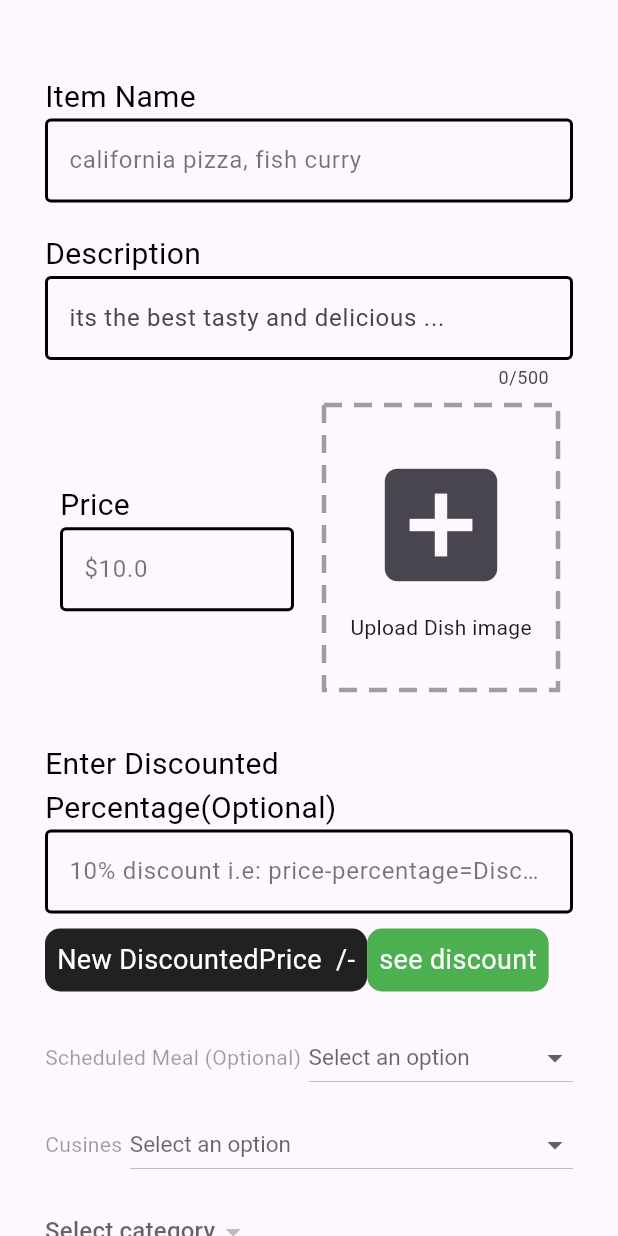
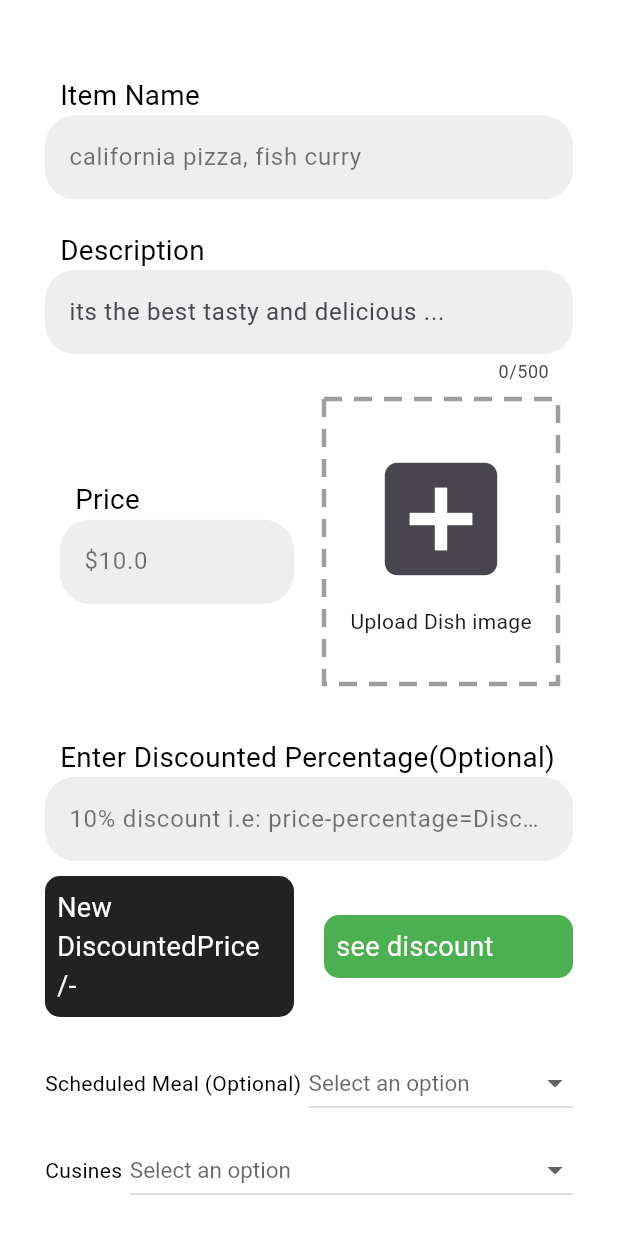
Before and after one commit to FahadKhan356/Spicy-Eats, a Flutter app: the AddItemScreen screen opened directly, on a phone screen of 412 x 824 dp. Run offline on Flutter 3.47's test engine with Material 3 defaults, Android fonts, the phone set to English and light mode, and no system bars; drawn by our look-alikes of dotted_border; our stand-ins replace flutter_map, flutter_otp_text_field, flutter_riverpod, geocoding, geolocator, google_fonts and 3 more; accounts and stored records are empty; network calls fail.

Commit message:
designed AddItemscreen

```diff
--- a/lib/Register shop/widgets/customTextfield.dart
+++ b/lib/Register shop/widgets/customTextfield.dart
@@ -1,3 +1,4 @@
+import 'package:flutter/cupertino.dart';
 import 'package:flutter/material.dart';
 import 'package:flutter/widgets.dart';
 
@@ -19,22 +20,32 @@ class CustomTextfield extends StatelessWidget {
 
   @override
   Widget build(BuildContext context) {
+    var size = MediaQuery.of(context).size;
     return Column(
       crossAxisAlignment: CrossAxisAlignment.start,
       children: [
-        Text(
-          title,
-          style: const TextStyle(fontSize: 20, color: Colors.black),
+        Padding(
+          padding: EdgeInsets.symmetric(horizontal: 10),
+          child: Text(
+            title,
+            style: TextStyle(fontSize: size.width * 0.045, color: Colors.black),
+          ),
         ),
         TextFormField(
           validator: onvalidator,
           onChanged: onchanged,
           controller: controller,
           decoration: InputDecoration(
-              enabledBorder: const OutlineInputBorder(
-                  borderSide: BorderSide(width: 2, color: Colors.black)),
-              focusedBorder: const OutlineInputBorder(
-                  borderSide: BorderSide(width: 2, color: Colors.black)),
+              filled: true,
+              fillColor: Colors.grey[200],
+              enabledBorder: OutlineInputBorder(
+                borderSide: BorderSide.none,
+                borderRadius: BorderRadius.circular(20),
+              ),
+              focusedBorder: OutlineInputBorder(
+                borderSide: const BorderSide(width: 1, color: Colors.black),
+                borderRadius: BorderRadius.circular(20),
+              ),
               // hintText: '\$20.0',
               hintText: hintext,
               hintStyle: const TextStyle(color: Colors.black54),
--- a/lib/features/dashboard/DrawerScreens/Menu/SubScreens/AddItemScreen.dart
+++ b/lib/features/dashboard/DrawerScreens/Menu/SubScreens/AddItemScreen.dart
@@ -1,6 +1,7 @@
 import 'dart:io';
 
 import 'package:dotted_border/dotted_border.dart';
+import 'package:flutter/cupertino.dart';
 import 'package:flutter/material.dart';
 import 'package:flutter/widgets.dart';
 import 'package:flutter_riverpod/flutter_riverpod.dart';
@@ -63,6 +64,7 @@ class _AddItemScreenState extends ConsumerState<AddItemScreen> {
   @override
   Widget build(BuildContext context) {
     var size = MediaQuery.of(context).size;
+    var selectedCategoryId = ref.watch(selectedCategoryIdProvider);
     final dashboardController = ref.read(dashboardControllerProvider);
     final isError = ref.watch(isErrorProvider);
     final GlobalKey<FormState> _form = GlobalKey<FormState>();
@@ -133,6 +135,7 @@ class _AddItemScreenState extends ConsumerState<AddItemScreen> {
     final cusinesvalue = ref.watch(cusinesProvider);
 
     return Scaffold(
+      backgroundColor: Colors.white,
       body: SingleChildScrollView(
         child: Padding(
           padding: const EdgeInsets.all(30.0),
@@ -156,16 +159,22 @@ class _AddItemScreenState extends ConsumerState<AddItemScreen> {
                   onchanged: (value) {},
                   controller: nameController,
                   hintext: 'california pizza, fish curry',
-                    title: 'Item Name'),
+                  title: 'Item Name',
+                ),
+
                 const SizedBox(
                   height: 20,
                 ),
                 Column(
                   crossAxisAlignment: CrossAxisAlignment.start,
                   children: [
-                    const Text(
+                    Padding(
+                      padding: const EdgeInsets.symmetric(horizontal: 10),
+                      child: Text(
                         'Description',
-                      style: TextStyle(fontSize: 20, color: Colors.black),
+                        style: TextStyle(
+                            color: Colors.black, fontSize: size.width * 0.045),
+                      ),
                     ),
                     TextFormField(
                       validator: (value) {
@@ -203,15 +212,18 @@ class _AddItemScreenState extends ConsumerState<AddItemScreen> {
                       textInputAction: TextInputAction.newline,
                       maxLength: 500,
                       controller: descriptionController,
-                      decoration: const InputDecoration(
+                      decoration: InputDecoration(
+                          filled: true,
+                          fillColor: Colors.grey[200],
                           enabledBorder: OutlineInputBorder(
+                            borderSide: BorderSide.none,
+                            borderRadius: BorderRadius.circular(20),
+                          ),
+                          focusedBorder: const OutlineInputBorder(
                               borderSide:
-                                  BorderSide(width: 2, color: Colors.black)),
-                          focusedBorder: OutlineInputBorder(
-                              borderSide:
-                                  BorderSide(width: 2, color: Colors.black)),
+                                  BorderSide(width: 1, color: Colors.black)),
                           hintText: 'its the best tasty and delicious ...',
-                          border: OutlineInputBorder(
+                          border: const OutlineInputBorder(
                               borderSide:
                                   BorderSide(width: 1, color: Colors.black))),
                     ),
@@ -387,7 +399,8 @@ class _AddItemScreenState extends ConsumerState<AddItemScreen> {
                     ),
                     Row(
                       children: [
-                        Container(
+                        Expanded(
+                          child: Container(
                             padding: const EdgeInsets.all(8.0),
                             decoration: BoxDecoration(
                               borderRadius: BorderRadius.circular(10),
@@ -401,7 +414,12 @@ class _AddItemScreenState extends ConsumerState<AddItemScreen> {
                                   color: Colors.white, fontSize: 18),
                             ),
                           ),
-                        GestureDetector(
+                        ),
+                        const SizedBox(
+                          width: 20,
+                        ),
+                        Expanded(
+                          child: GestureDetector(
                             onTap: () {
                               // if (!_form.currentState!.validate()) {
                               //   validactualprice(discountController.text,
@@ -420,8 +438,9 @@ class _AddItemScreenState extends ConsumerState<AddItemScreen> {
                                   color: Colors.green),
                               child: const Text(
                                 'see discount',
-                              style:
-                                  TextStyle(color: Colors.white, fontSize: 18),
+                                style: TextStyle(
+                                    color: Colors.white, fontSize: 18),
+                              ),
                             ),
                           ),
                         ),
@@ -437,7 +456,7 @@ class _AddItemScreenState extends ConsumerState<AddItemScreen> {
                         children: [
                           const Text(
                             'Scheduled Meal (Optional)',
-                            style: TextStyle(color: Colors.black38),
+                            style: TextStyle(color: Colors.black),
                           ),
                           const SizedBox(
                             width: 5,
@@ -480,7 +499,7 @@ class _AddItemScreenState extends ConsumerState<AddItemScreen> {
                         children: [
                           const Text(
                             'Cusines',
-                            style: TextStyle(color: Colors.black38),
+                            style: TextStyle(color: Colors.black),
                           ),
                           const SizedBox(
                             width: 5,
@@ -519,24 +538,45 @@ class _AddItemScreenState extends ConsumerState<AddItemScreen> {
                     const SizedBox(
                       height: 10,
                     ),
-                    DropdownButton<String?>(
+
+                    Row(
+                      children: [
+                        const Text(
+                          'Select Section/Category',
+                          style: TextStyle(color: Colors.black),
+                        ),
+                        const SizedBox(
+                          width: 10,
+                        ),
+                        Expanded(
+                          child: DropdownButton<String?>(
                             value: categoriesList?.isNotEmpty == true
-                          ? ref.read(selectedCategoryIdProvider)
+                                ? selectedCategoryId
                                 : null, // Set value only if there are items in the list
-                      hint: const Text('Select category'),
+                            hint: Text('Featured items...'),
+                            isExpanded: true,
+                            style: const TextStyle(
+                                fontSize: 15, color: Colors.black),
                             menuMaxHeight: 300,
                             onChanged: (value) {
                               // Update the selected category ID
-                        ref.read(selectedCategoryIdProvider.notifier).state =
-                            value;
+                              ref
+                                  .read(selectedCategoryIdProvider.notifier)
+                                  .state = value;
+                              print(ref
+                                  .read(selectedCategoryIdProvider.notifier)
+                                  .state);
                             },
                             items: categoriesList?.map((category) {
                               return DropdownMenuItem<String>(
                                 value: category.categoryid,
-                          child:
-                              Text(category.categoryname ?? 'Unnamed Category'),
+                                child: Text(category.categoryname ??
+                                    'Unnamed Category'),
                               );
                             }).toList(),
+                          ),
+                        ),
+                      ],
                     ),
                   ],
                 ),
```
Also changed, not shown: lib/Register shop/screens/shophome.dart (+74 -71 lines), lib/features/dashboard/DrawerScreens/Menu/MenuScreen.dart (+22 -5 lines), lib/main.dart (+5 -4 lines). Lines whose indentation alone changed are shown as unchanged.
